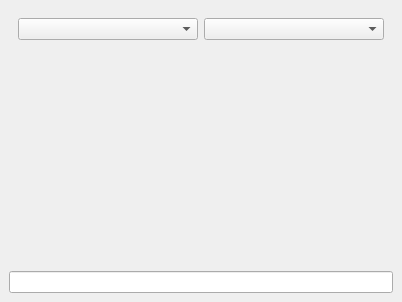
Above: src/g3d/mainwindow.ui from BRL-CAD/rt-cubed before the change. Below: the same form after it.
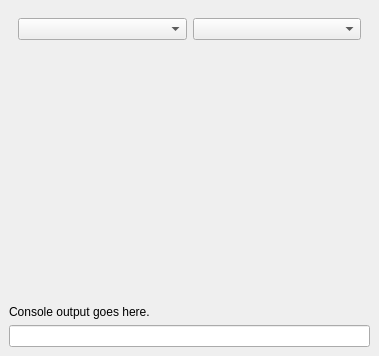
That is the form after the change. Custom widgets are drawn as their Qt base class.

Commit message: Added a text label on top of the GL context, causing garbage to appear in transparent areas, a bug almost certainly related to the underlying OpenGL context.

Patch:
```diff
--- a/src/g3d/mainwindow.ui
+++ b/src/g3d/mainwindow.ui
@@ -6,8 +6,8 @@
    <rect>
     <x>0</x>
     <y>0</y>
-    <width>402</width>
-    <height>302</height>
+    <width>379</width>
+    <height>356</height>
    </rect>
   </property>
   <property name="windowTitle">
@@ -40,11 +40,18 @@
         <property name="sizeHint" stdset="0">
          <size>
           <width>20</width>
-          <height>210</height>
+          <height>247</height>
          </size>
         </property>
        </spacer>
       </item>
+      <item>
+       <widget class="QLabel" name="consoleOutput">
+        <property name="text">
+         <string>Console output goes here.</string>
+        </property>
+       </widget>
+      </item>
       <item>
        <widget class="QLineEdit" name="consoleInput"/>
       </item>
```
